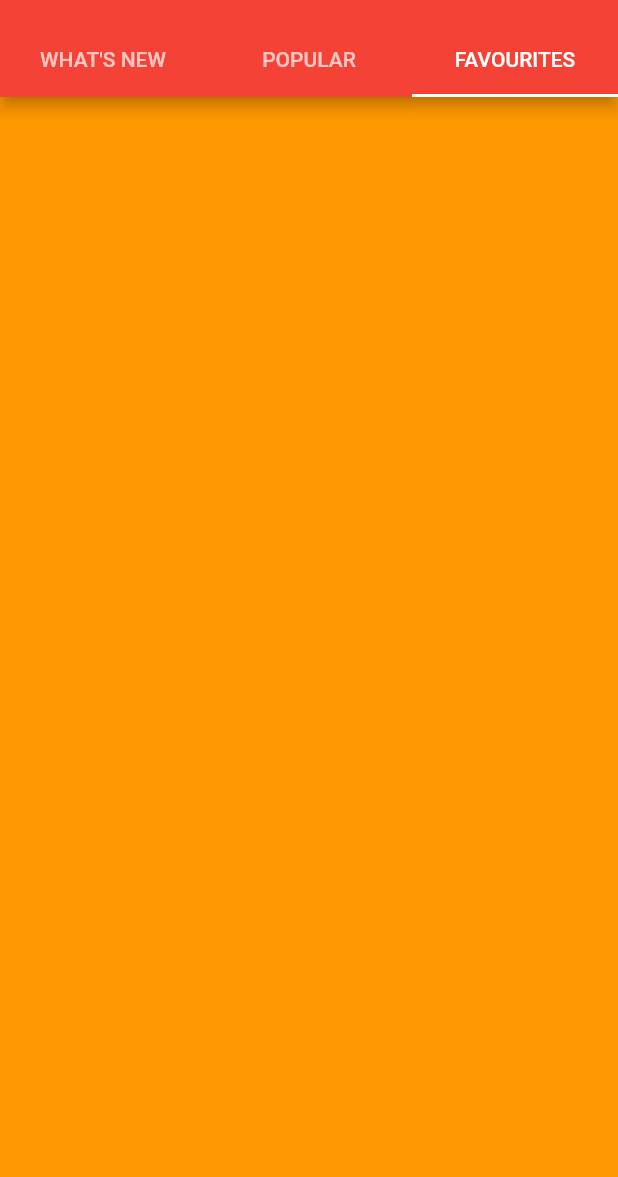
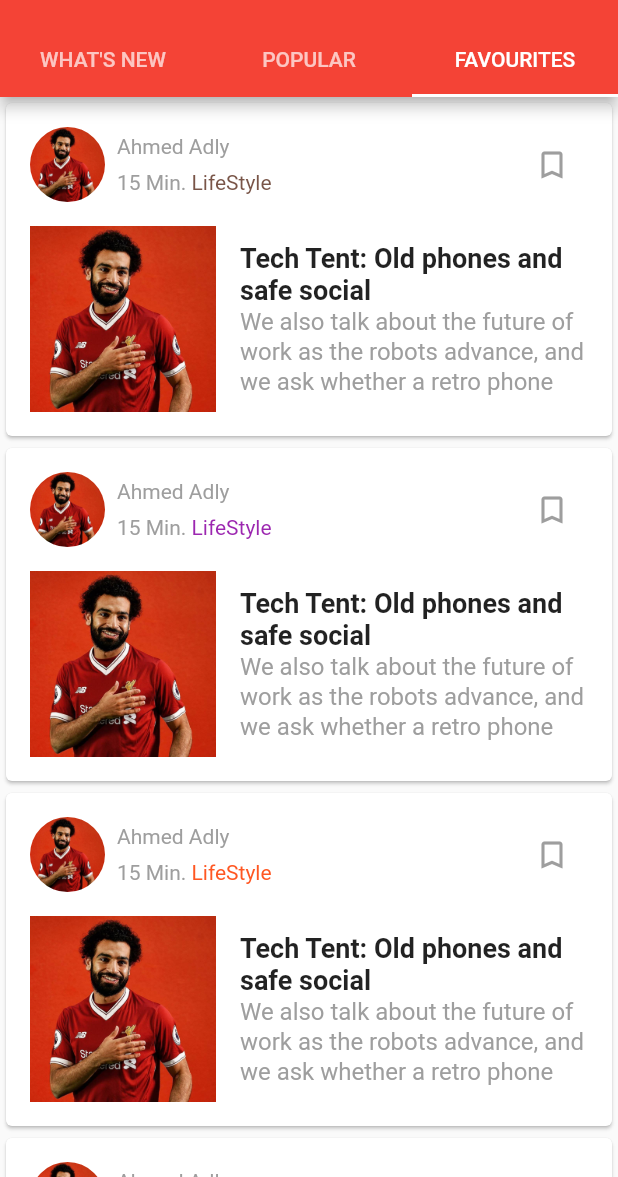
Before and after one commit to AhmedAdly20/News-App, a Flutter app: the HomeScreen screen opened directly, tab 3 chosen, on a phone screen of 412 x 824 dp, the part 59-1236 px from its top. Run offline on Flutter 3.47's test engine with Material 2 defaults, Android fonts, the phone set to English and light mode, and no system bars; our stand-ins replace shared_preferences; missing offline and left inert: page_view_indicator; accounts and stored records are empty.

Commit message:
Favourites Tab Screen

```diff
--- a/lib/screens/home_tabs/Favourites.dart
+++ b/lib/screens/home_tabs/Favourites.dart
@@ -1,3 +1,5 @@
+import 'dart:math';
+
 import 'package:flutter/material.dart';
 
 class Favourites extends StatefulWidget {
@@ -6,10 +8,132 @@ class Favourites extends StatefulWidget {
 }
 
 class _FavouritesState extends State<Favourites> {
+  List<Color> colorsList = [
+    Colors.red,
+    Colors.teal,
+    Colors.deepOrange,
+    Colors.indigo,
+    Colors.brown,
+    Colors.purple
+  ];
+
+  Random random = Random();
+
+  Color _getRandomColor() {
+    return colorsList[random.nextInt(colorsList.length)];
+  }
+
   @override
   Widget build(BuildContext context) {
-    return Container(
-      color: Colors.orange,
+    return ListView.builder(
+      itemBuilder: (context, position) {
+        return Card(
+          child: Container(
+            padding: EdgeInsets.all(16.0),
+            child: Column(
+              children: <Widget>[
+                _authorRow(),
+                SizedBox(height: 16.0,),
+                _newsItemRow(),
+              ],
+            ),
+          ),
+        );
+      },
+      itemCount: 20,
+    );
+  }
+
+  Widget _authorRow() {
+    return Row(
+      mainAxisAlignment: MainAxisAlignment.spaceBetween,
+      children: <Widget>[
+        Row(
+          children: <Widget>[
+            Container(
+              decoration: BoxDecoration(
+                image: DecorationImage(
+                  image: ExactAssetImage('assets/images/placeholder_bg.png'),
+                  fit: BoxFit.cover,
+                ),
+                shape: BoxShape.circle,
+              ),
+              width: 50,
+              height: 50,
+              margin: EdgeInsets.only(right: 8.0),
+            ),
+            Column(
+              crossAxisAlignment: CrossAxisAlignment.start,
+              children: <Widget>[
+                Text(
+                  'Ahmed Adly',
+                  style: TextStyle(color: Colors.grey),
+                ),
+                SizedBox(
+                  height: 8,
+                ),
+                Row(
+                  children: <Widget>[
+                    Text(
+                      '15 Min. ',
+                      style: TextStyle(color: Colors.grey),
+                    ),
+                    Text(
+                      'LifeStyle',
+                      style: TextStyle(
+                        color: _getRandomColor(),
+                      ),
+                    ),
+                  ],
+                ),
+              ],
+            ),
+          ],
+        ),
+        IconButton(
+          icon: Icon(Icons.bookmark_border),
+          onPressed: () {},
+          color: Colors.grey,
+        )
+      ],
+    );
+  }
+
+  Widget _newsItemRow() {
+    return Row(
+      children: <Widget>[
+        Container(
+          decoration: BoxDecoration(
+              image: DecorationImage(
+            image: ExactAssetImage('assets/images/placeholder_bg.png'),
+            fit: BoxFit.cover,
+          )),
+          width: 124,
+          height: 124,
+          margin: EdgeInsets.only(right: 16),
+        ),
+        Expanded(
+          child: Column(
+            children: <Widget>[
+              Text(
+                'Tech Tent: Old phones and safe social',
+                style: TextStyle(
+                  fontSize: 18,
+                  fontWeight: FontWeight.w600,
+                ),
+              ),
+              Text(
+                'We also talk about the future of work as the robots advance, and we ask whether a retro phone',
+                style: TextStyle(
+                  color: Colors.grey,
+                  fontSize: 16,
+                  height: 1.25,
+                ),
+              ),
+            ],
+          ),
+        )
+      ],
     );
   }
 }
```
